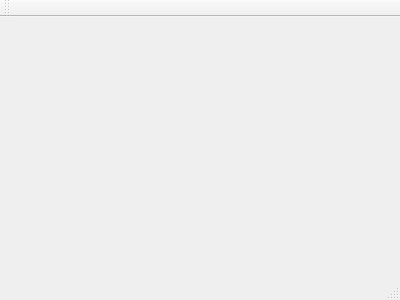
First picture: the form in Milestone4_GUI/mainwindow.ui, repository 0xanselm-priv/prg2-pr_milestone4, before the edit.
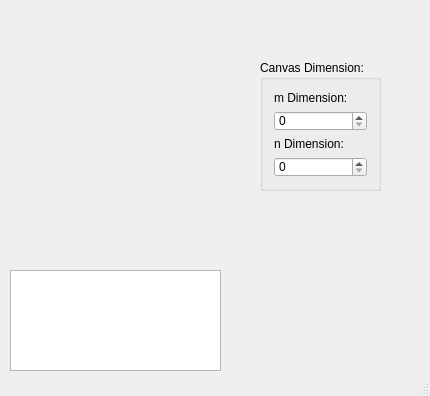
Second picture: the form after the edit.

```diff
--- a/Milestone4_GUI/mainwindow.ui
+++ b/Milestone4_GUI/mainwindow.ui
@@ -1,24 +1,83 @@
 <ui version="4.0">
  <class>MainWindow</class>
- <widget class="QMainWindow" name="MainWindow" >
-  <property name="geometry" >
+ <widget class="QMainWindow" name="MainWindow">
+  <property name="geometry">
    <rect>
     <x>0</x>
     <y>0</y>
-    <width>400</width>
-    <height>300</height>
+    <width>430</width>
+    <height>396</height>
    </rect>
   </property>
   <property name="windowTitle" >
    <string>MainWindow</string>
   </property>
-  <widget class="QMenuBar" name="menuBar" />
-  <widget class="QToolBar" name="mainToolBar" />
-  <widget class="QWidget" name="centralWidget" />
-  <widget class="QStatusBar" name="statusBar" />
+  <widget class="QWidget" name="centralWidget">
+   <widget class="QLabel" name="canvas_label">
+    <property name="geometry">
+     <rect>
+      <x>0</x>
+      <y>0</y>
+      <width>221</width>
+      <height>261</height>
+     </rect>
+    </property>
+    <property name="text">
+     <string/>
+    </property>
+   </widget>
+   <widget class="QTextEdit" name="status_text">
+    <property name="enabled">
+     <bool>true</bool>
+    </property>
+    <property name="geometry">
+     <rect>
+      <x>10</x>
+      <y>270</y>
+      <width>211</width>
+      <height>101</height>
+     </rect>
+    </property>
+   </widget>
+   <widget class="QGroupBox" name="groupBox">
+    <property name="geometry">
+     <rect>
+      <x>260</x>
+      <y>60</y>
+      <width>121</width>
+      <height>131</height>
+     </rect>
+    </property>
+    <property name="title">
+     <string>Canvas Dimension:</string>
+    </property>
+    <layout class="QVBoxLayout" name="verticalLayout">
+     <item>
+      <widget class="QLabel" name="label">
+       <property name="text">
+        <string>m Dimension:</string>
+       </property>
+      </widget>
+     </item>
+     <item>
+      <widget class="QSpinBox" name="height"/>
+     </item>
+     <item>
+      <widget class="QLabel" name="label_2">
+       <property name="text">
+        <string>n Dimension:</string>
+       </property>
+      </widget>
+     </item>
+     <item>
+      <widget class="QSpinBox" name="width"/>
+     </item>
+    </layout>
+   </widget>
+  </widget>
+  <widget class="QStatusBar" name="statusBar"/>
  </widget>
- <layoutDefault spacing="6" margin="11" />
- <pixmapfunction></pixmapfunction>
+ <layoutdefault spacing="6" margin="11"/>
  <resources/>
  <connections/>
 </ui>
```
Left out of the diff: 3 changed lines with no effect on the pictures.
